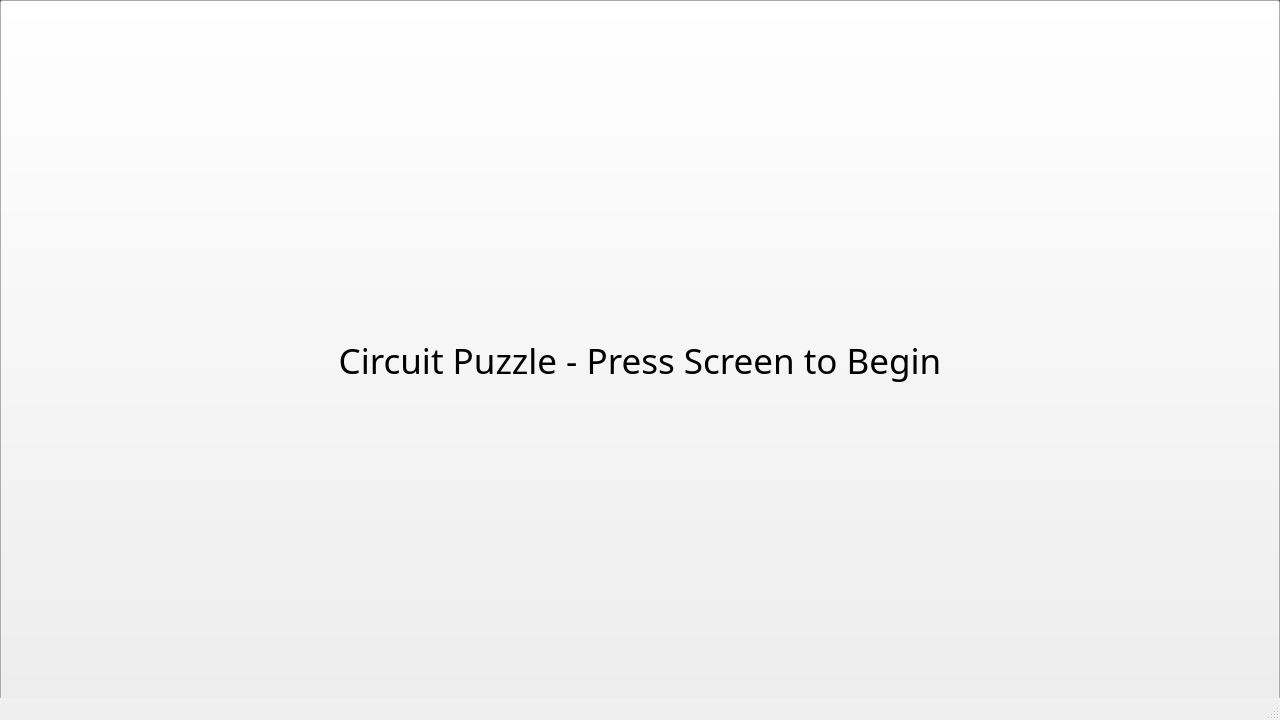
Qt form MainWindow.ui (University-of-Utah-CS3505/a9-edu-app-ahuo2003) before a commit.
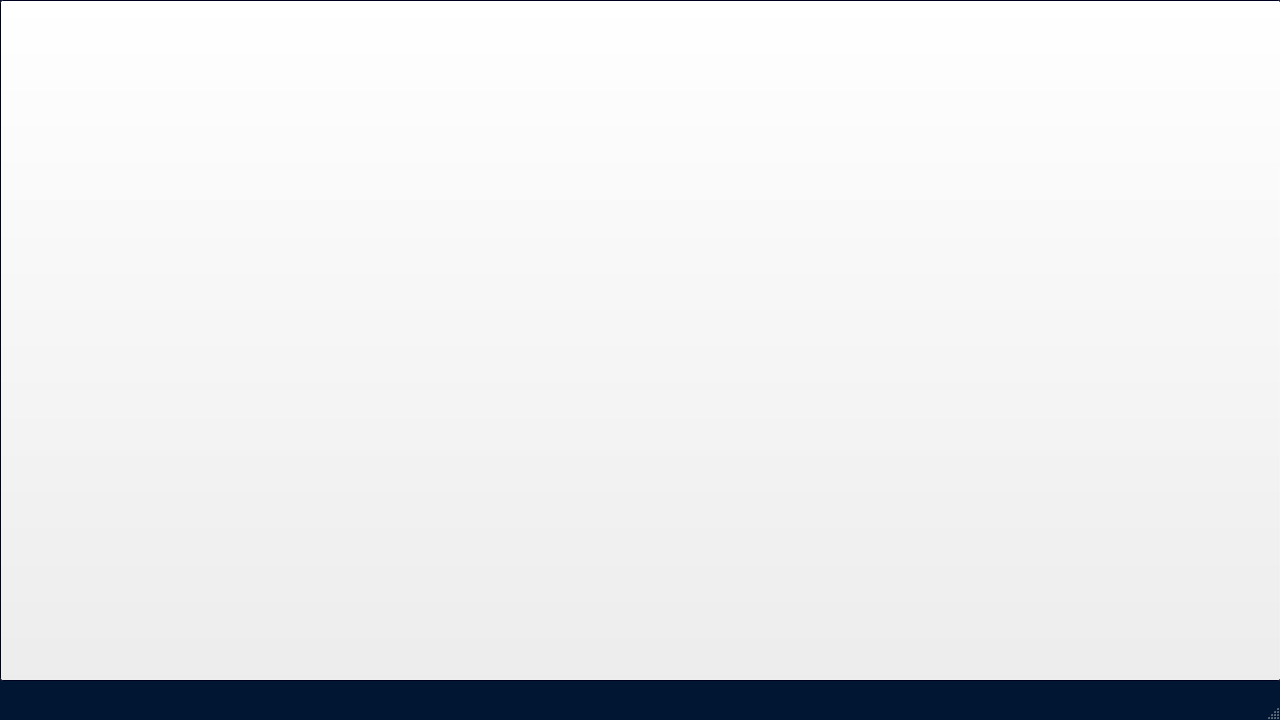
The same form after that commit. Icons and pictures are not drawn. Custom widgets are drawn as their Qt base class.

```diff
--- a/MainWindow.ui
+++ b/MainWindow.ui
@@ -10,20 +10,136 @@
     <height>720</height>
    </rect>
   </property>
+  <property name="palette">
+   <palette>
+    <active>
+     <colorrole role="Window">
+      <brush brushstyle="SolidPattern">
+       <color alpha="255">
+        <red>0</red>
+        <green>22</green>
+        <blue>50</blue>
+       </color>
+      </brush>
+     </colorrole>
+    </active>
+    <inactive>
+     <colorrole role="Window">
+      <brush brushstyle="SolidPattern">
+       <color alpha="255">
+        <red>0</red>
+        <green>22</green>
+        <blue>50</blue>
+       </color>
+      </brush>
+     </colorrole>
+    </inactive>
+    <disabled>
+     <colorrole role="Base">
+      <brush brushstyle="SolidPattern">
+       <color alpha="255">
+        <red>0</red>
+        <green>22</green>
+        <blue>50</blue>
+       </color>
+      </brush>
+     </colorrole>
+     <colorrole role="Window">
+      <brush brushstyle="SolidPattern">
+       <color alpha="255">
+        <red>0</red>
+        <green>22</green>
+        <blue>50</blue>
+       </color>
+      </brush>
+     </colorrole>
+    </disabled>
+   </palette>
+  </property>
   <property name="windowTitle">
    <string>MainWindow</string>
   </property>
   <property name="autoFillBackground">
    <bool>true</bool>
   </property>
+  <property name="styleSheet">
+   <string notr="true"/>
+  </property>
   <widget class="QWidget" name="centralwidget">
-   <widget class="SceneWidget" name="widget" native="true">
+   <property name="palette">
+    <palette>
+     <active>
+      <colorrole role="Base">
+       <brush brushstyle="SolidPattern">
+        <color alpha="255">
+         <red>2</red>
+         <green>0</green>
+         <blue>31</blue>
+        </color>
+       </brush>
+      </colorrole>
+      <colorrole role="Window">
+       <brush brushstyle="SolidPattern">
+        <color alpha="255">
+         <red>0</red>
+         <green>1</green>
+         <blue>45</blue>
+        </color>
+       </brush>
+      </colorrole>
+     </active>
+     <inactive>
+      <colorrole role="Base">
+       <brush brushstyle="SolidPattern">
+        <color alpha="255">
+         <red>2</red>
+         <green>0</green>
+         <blue>31</blue>
+        </color>
+       </brush>
+      </colorrole>
+      <colorrole role="Window">
+       <brush brushstyle="SolidPattern">
+        <color alpha="255">
+         <red>0</red>
+         <green>1</green>
+         <blue>45</blue>
+        </color>
+       </brush>
+      </colorrole>
+     </inactive>
+     <disabled>
+      <colorrole role="Base">
+       <brush brushstyle="SolidPattern">
+        <color alpha="255">
+         <red>0</red>
+         <green>1</green>
+         <blue>45</blue>
+        </color>
+       </brush>
+      </colorrole>
+      <colorrole role="Window">
+       <brush brushstyle="SolidPattern">
+        <color alpha="255">
+         <red>0</red>
+         <green>1</green>
+         <blue>45</blue>
+        </color>
+       </brush>
+      </colorrole>
+     </disabled>
+    </palette>
+   </property>
+   <property name="styleSheet">
+    <string notr="true"/>
+   </property>
+   <widget class="QWidget" name="widget" native="true">
     <property name="geometry">
      <rect>
       <x>0</x>
       <y>0</y>
-      <width>1280</width>
-      <height>720</height>
+      <width>1281</width>
+      <height>701</height>
      </rect>
     </property>
     <property name="palette">
@@ -50,9 +166,9 @@
        <colorrole role="Window">
         <brush brushstyle="SolidPattern">
          <color alpha="255">
-          <red>81</red>
-          <green>85</green>
-          <blue>88</blue>
+          <red>0</red>
+          <green>22</green>
+          <blue>50</blue>
          </color>
         </brush>
        </colorrole>
@@ -88,9 +204,9 @@
        <colorrole role="Window">
         <brush brushstyle="SolidPattern">
          <color alpha="255">
-          <red>81</red>
-          <green>85</green>
-          <blue>88</blue>
+          <red>0</red>
+          <green>22</green>
+          <blue>50</blue>
          </color>
         </brush>
        </colorrole>
@@ -126,18 +242,18 @@
        <colorrole role="Base">
         <brush brushstyle="SolidPattern">
          <color alpha="255">
-          <red>81</red>
-          <green>85</green>
-          <blue>88</blue>
+          <red>0</red>
+          <green>22</green>
+          <blue>50</blue>
          </color>
         </brush>
        </colorrole>
        <colorrole role="Window">
         <brush brushstyle="SolidPattern">
          <color alpha="255">
-          <red>81</red>
-          <green>85</green>
-          <blue>88</blue>
+          <red>0</red>
+          <green>22</green>
+          <blue>50</blue>
          </color>
         </brush>
        </colorrole>
@@ -157,17 +273,23 @@
      <bool>true</bool>
     </property>
     <property name="styleSheet">
-     <string notr="true">selection-background-color: rgb(255, 0, 4);</string>
+     <string notr="true"/>
     </property>
     <widget class="QPushButton" name="andDemo">
      <property name="geometry">
       <rect>
-       <x>10</x>
-       <y>10</y>
-       <width>81</width>
-       <height>41</height>
+       <x>20</x>
+       <y>20</y>
+       <width>391</width>
+       <height>141</height>
       </rect>
      </property>
+     <property name="font">
+      <font>
+       <family>MV Boli</family>
+       <pointsize>24</pointsize>
+      </font>
+     </property>
      <property name="text">
       <string>AND Demo</string>
      </property>
@@ -175,12 +297,18 @@
     <widget class="QPushButton" name="orDemo">
      <property name="geometry">
       <rect>
-       <x>110</x>
-       <y>10</y>
-       <width>101</width>
-       <height>41</height>
+       <x>450</x>
+       <y>20</y>
+       <width>391</width>
+       <height>141</height>
       </rect>
      </property>
+     <property name="font">
+      <font>
+       <family>MV Boli</family>
+       <pointsize>24</pointsize>
+      </font>
+     </property>
      <property name="text">
       <string>OR Demo</string>
      </property>
@@ -188,12 +316,18 @@
     <widget class="QPushButton" name="notDemo">
      <property name="geometry">
       <rect>
-       <x>230</x>
-       <y>10</y>
-       <width>91</width>
-       <height>41</height>
+       <x>870</x>
+       <y>20</y>
+       <width>391</width>
+       <height>141</height>
       </rect>
      </property>
+     <property name="font">
+      <font>
+       <family>MV Boli</family>
+       <pointsize>24</pointsize>
+      </font>
+     </property>
      <property name="text">
       <string>NOT Demo</string>
      </property>
@@ -201,12 +335,17 @@
     <widget class="QPushButton" name="levelOne">
      <property name="geometry">
       <rect>
-       <x>30</x>
-       <y>120</y>
-       <width>71</width>
-       <height>71</height>
+       <x>40</x>
+       <y>500</y>
+       <width>361</width>
+       <height>141</height>
       </rect>
      </property>
+     <property name="font">
+      <font>
+       <pointsize>20</pointsize>
+      </font>
+     </property>
      <property name="text">
       <string>Level 1</string>
      </property>
@@ -214,12 +353,17 @@
     <widget class="QPushButton" name="levelTwo">
      <property name="geometry">
       <rect>
-       <x>130</x>
-       <y>120</y>
-       <width>71</width>
-       <height>71</height>
+       <x>40</x>
+       <y>320</y>
+       <width>361</width>
+       <height>141</height>
       </rect>
      </property>
+     <property name="font">
+      <font>
+       <pointsize>20</pointsize>
+      </font>
+     </property>
      <property name="text">
       <string>Level 2</string>
      </property>
@@ -227,12 +371,17 @@
     <widget class="QPushButton" name="levelThree">
      <property name="geometry">
       <rect>
-       <x>230</x>
-       <y>120</y>
-       <width>71</width>
-       <height>71</height>
+       <x>470</x>
+       <y>320</y>
+       <width>361</width>
+       <height>141</height>
       </rect>
      </property>
+     <property name="font">
+      <font>
+       <pointsize>20</pointsize>
+      </font>
+     </property>
      <property name="text">
       <string>Level 3</string>
      </property>
@@ -240,12 +389,17 @@
     <widget class="QPushButton" name="levelFour">
      <property name="geometry">
       <rect>
-       <x>30</x>
-       <y>210</y>
-       <width>71</width>
-       <height>71</height>
+       <x>470</x>
+       <y>510</y>
+       <width>361</width>
+       <height>141</height>
       </rect>
      </property>
+     <property name="font">
+      <font>
+       <pointsize>20</pointsize>
+      </font>
+     </property>
      <property name="text">
       <string>Level 4</string>
      </property>
@@ -253,12 +407,17 @@
     <widget class="QPushButton" name="levelFive">
      <property name="geometry">
       <rect>
-       <x>130</x>
-       <y>210</y>
-       <width>71</width>
-       <height>71</height>
+       <x>890</x>
+       <y>320</y>
+       <width>361</width>
+       <height>141</height>
       </rect>
      </property>
+     <property name="font">
+      <font>
+       <pointsize>20</pointsize>
+      </font>
+     </property>
      <property name="text">
       <string>Level 5</string>
      </property>
@@ -266,12 +425,17 @@
     <widget class="QPushButton" name="finalTest">
      <property name="geometry">
       <rect>
-       <x>230</x>
-       <y>210</y>
-       <width>71</width>
-       <height>71</height>
+       <x>890</x>
+       <y>510</y>
+       <width>361</width>
+       <height>141</height>
       </rect>
      </property>
+     <property name="font">
+      <font>
+       <pointsize>20</pointsize>
+      </font>
+     </property>
      <property name="text">
       <string>Final Test</string>
      </property>
@@ -280,12 +444,15 @@
    <widget class="Canvas" name="circuitCanvas">
     <property name="geometry">
      <rect>
-      <x>350</x>
-      <y>25</y>
-      <width>700</width>
-      <height>640</height>
+      <x>299</x>
+      <y>34</y>
+      <width>641</width>
+      <height>631</height>
      </rect>
     </property>
+    <property name="styleSheet">
+     <string notr="true">background-color: qradialgradient(spread:pad, cx:0.5, cy:0.5, radius:0.492, fx:0.5, fy:0.5, stop:0.0837989 rgba(39, 255, 147, 255), stop:0.944134 rgba(0, 22, 50, 234));</string>
+    </property>
     <property name="text">
      <string/>
     </property>
@@ -295,8 +462,8 @@
      <rect>
       <x>0</x>
       <y>0</y>
-      <width>1280</width>
-      <height>720</height>
+      <width>1281</width>
+      <height>681</height>
      </rect>
     </property>
     <property name="font">
@@ -305,8 +472,11 @@
       <pointsize>26</pointsize>
      </font>
     </property>
+    <property name="styleSheet">
+     <string notr="true">background-image: url(:/sprites/title.png);</string>
+    </property>
     <property name="text">
-     <string>Circuit Puzzle - Press Screen to Begin</string>
+     <string/>
     </property>
    </widget>
    <zorder>circuitCanvas</zorder>
@@ -331,12 +501,6 @@
    <extends>QLabel</extends>
    <header>Canvas.h</header>
   </customwidget>
-  <customwidget>
-   <class>SceneWidget</class>
-   <extends>QWidget</extends>
-   <header>SceneWidget.h</header>
-   <container>1</container>
-  </customwidget>
  </customwidgets>
  <resources/>
  <connections/>
```
Left out of the diff: 62 changed lines with no effect on the pictures.
